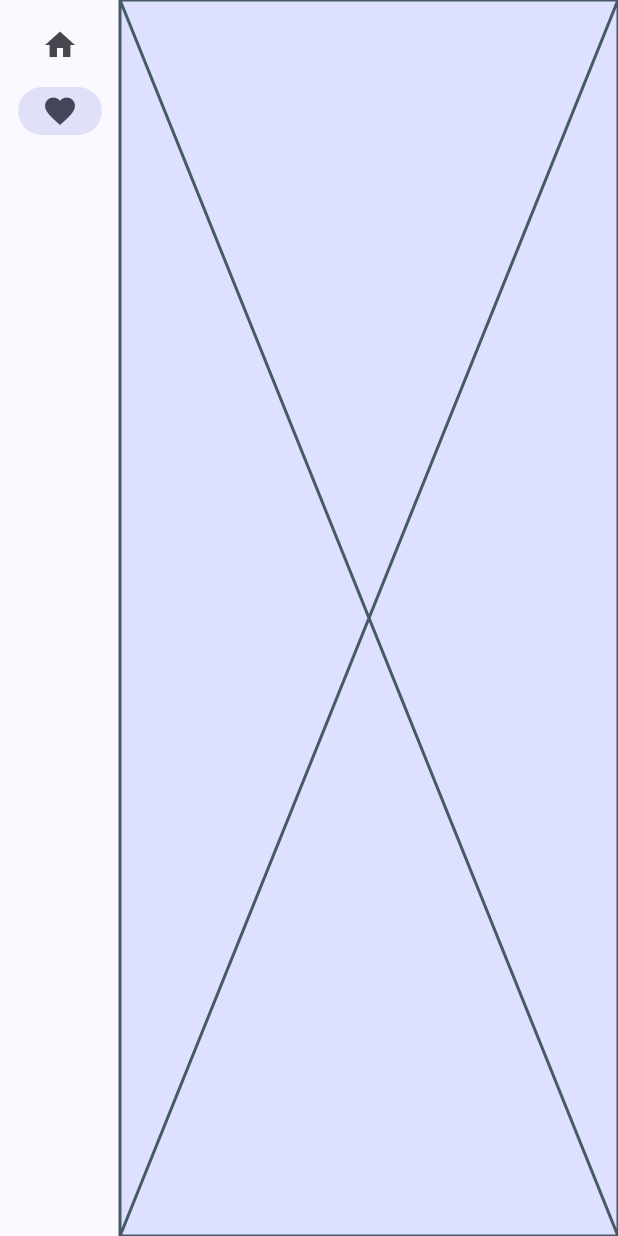
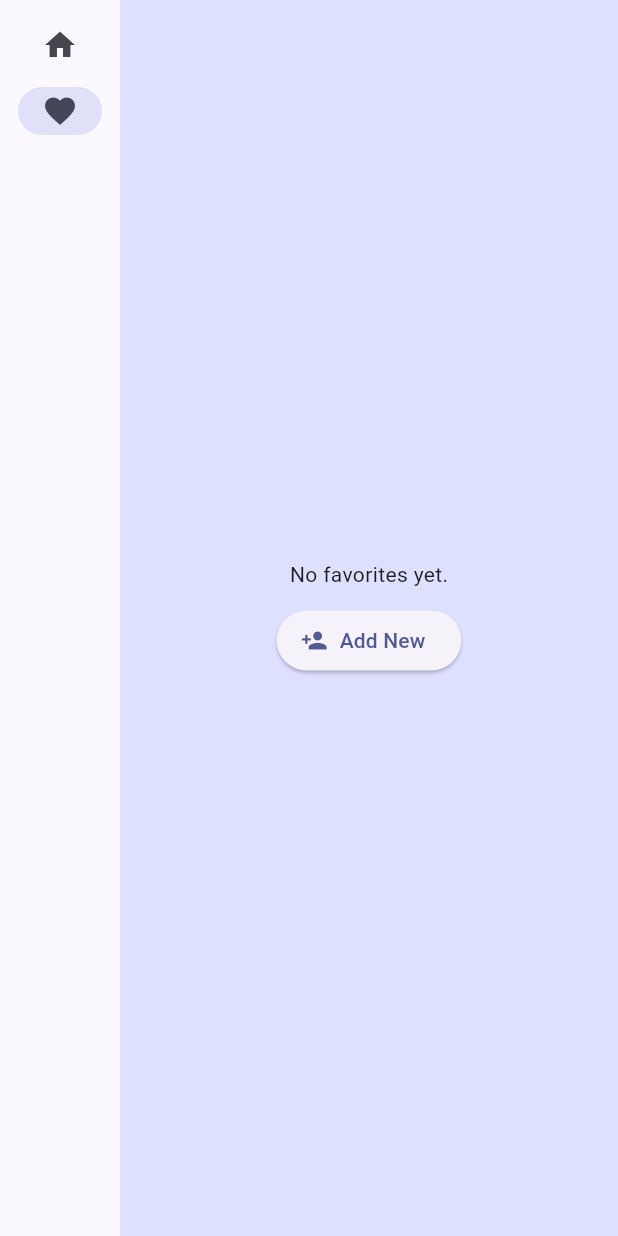
Before and after one commit to tinvaan/navidart, a Flutter app: the screen it shows after launch, after a tap on "Favorites", on a phone screen of 412 x 824 dp. Run offline on Flutter 3.47's test engine with Material 3 defaults, Android fonts, the phone set to English and light mode, and no system bars; our stand-ins replace flutter_contacts.

Commit message:
Favorites view

```diff
--- /dev/null
+++ b/lib/pages/favorites.dart
@@ -0,0 +1,52 @@
+import 'package:flutter/material.dart';
+import 'package:provider/provider.dart';
+
+import '../main.dart' show AppState;
+
+class Favorites extends StatelessWidget {
+  @override
+  Widget build(BuildContext context) {
+    var addIcon = Icons.person_add;
+    var appState = context.watch<AppState>();
+
+    if (appState.favorites.isEmpty) {
+      return Center(
+        child: Column(
+          mainAxisAlignment: MainAxisAlignment.center,
+          children: [
+            Text('No favorites yet.'),
+            SizedBox(height: 10),
+            Row(
+              mainAxisSize: MainAxisSize.min,
+              children: [
+                ElevatedButton.icon(
+                  onPressed: () {
+                    // appState.toggleFavorite();
+                  },
+                  icon: Icon(addIcon),
+                  label: Text('Add New'),
+                ),
+              ],
+            ),
+          ],
+        ),
+      );
+    }
+
+    return ListView(
+      children: [
+        Padding(
+          padding: const EdgeInsets.all(20),
+          child: Text('You have '
+              '${appState.favorites.length} favorites:'),
+        ),
+        for (var contact in appState.favorites)
+          ListTile(
+            leading: Icon(Icons.favorite),
+            title: Text(contact.displayName),
+            subtitle: Text(contact.phones[0].toString()),
+          ),
+      ],
+    );
+  }
+}
--- a/lib/pages/index.dart
+++ b/lib/pages/index.dart
@@ -1,4 +1,5 @@
 import 'package:flutter/material.dart';
+import 'package:navidart/pages/favorites.dart';
 
 class Index extends StatefulWidget {
   @override
@@ -15,7 +16,7 @@ class _IndexState extends State<Index> {
       case 0:
         page = Placeholder();
       case 1:
-        page = Placeholder();
+        page = Favorites();
       default:
         throw UnimplementedError("no widget defined for $pageIndex");
     }
```
